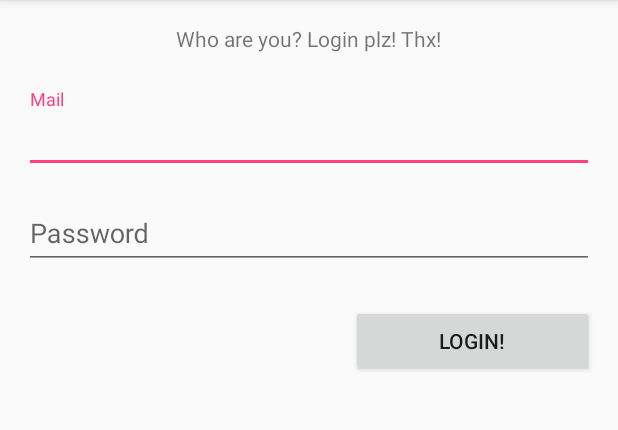
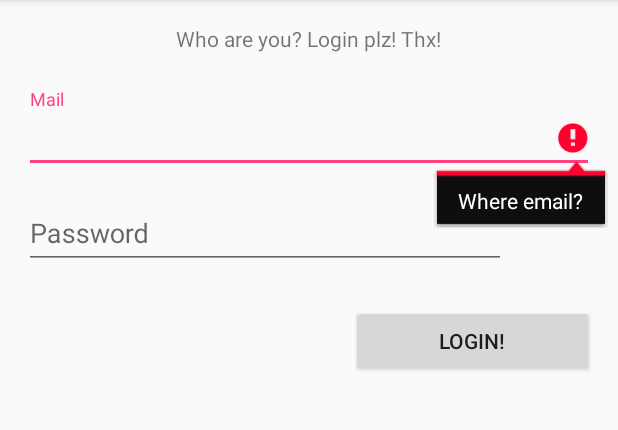
Before and after one commit to bullik01/first-auth-app, an Android app: the screen it shows after launch (MainActivity), after a tap on "LOGIN!", on a phone screen of 412 x 824 dp, the part 84-514 px from its top. Run offline under Robolectric (Android 15) with nearby library versions, the phone set to English and light mode, and no system bars; our stand-ins replace ButterKnife.

Commit message:
NEW: 1) Toasts changed to popups 2) ButterKnife using WIP: 1) Patterns.EMAIL_ADDRESS

```diff
--- a/app/build.gradle
+++ b/app/build.gradle
@@ -1,4 +1,5 @@
 apply plugin: 'com.android.application'
+apply plugin: 'android-apt'
 
 android {
     compileSdkVersion 24
@@ -27,4 +28,6 @@ dependencies {
     compile 'com.android.support:appcompat-v7:24.2.1'
     compile "com.android.support:design:24.2.1"
     testCompile 'junit:junit:4.12'
+    compile 'com.jakewharton:butterknife:8.4.0'
+    apt 'com.jakewharton:butterknife-compiler:8.4.0'
 }
--- a/app/src/main/java/com/bulo4ka/bullik01/firstauthapp/MainActivity.java
+++ b/app/src/main/java/com/bulo4ka/bullik01/firstauthapp/MainActivity.java
@@ -1,37 +1,42 @@
 package com.bulo4ka.bullik01.firstauthapp;
 
-import android.support.annotation.IdRes;
+import android.os.Bundle;
 import android.support.v7.app.AppCompatActivity;
-import android.os.Bundle;
+import android.support.v7.widget.AppCompatEditText;
 import android.text.Editable;
-import android.text.InputType;
 import android.text.TextWatcher;
 import android.view.View;
 import android.widget.Button;
-import android.widget.CheckBox;
-import android.widget.CompoundButton;
 import android.widget.EditText;
+import android.widget.LinearLayout;
 import android.widget.TextView;
 import android.widget.Toast;
 
 import java.util.regex.Matcher;
 import java.util.regex.Pattern;
 
+import butterknife.BindView;
+import butterknife.ButterKnife;
+
 public class MainActivity extends AppCompatActivity {
     private final static Pattern pattern = Pattern.compile("([\\s\\S]+)@[\\s\\S]+\\.[\\s\\S]{2,}");
 
-    EditText password, mail;
+    @BindView(R.id.textView)
     TextView hello;
+    @BindView(R.id.yourMail)
+    AppCompatEditText mail;
+    @BindView(R.id.yourPass)
+    AppCompatEditText password;
+    @BindView(R.id.button2)
     Button login;
+    @BindView(R.id.activity_main)
+    LinearLayout activityMain;
 
     @Override
     protected void onCreate(Bundle savedInstanceState) {
         super.onCreate(savedInstanceState);
         setContentView(R.layout.activity_main);
-        password = (EditText) findViewById(R.id.yourPass);
-        mail = (EditText) findViewById(R.id.yourMail);
-        hello = (TextView) findViewById(R.id.textView);
-        login = (Button) findViewById(R.id.button2);
+        ButterKnife.bind(this);
 
         login.addTextChangedListener(new TextWatcher() {
             @Override
@@ -58,13 +63,16 @@ public class MainActivity extends AppCompatActivity {
         login.setOnClickListener(new View.OnClickListener() {
             @Override
             public void onClick(View v) {
-
-                if(!pattern.matcher(mail.getText().toString()).find()){
-                    Toast.makeText(MainActivity.this, R.string.badmail, Toast.LENGTH_SHORT).show();
+                if (mail.getText().length() < 1) {
+                    mail.setError(getString(R.string.nomail));
                     return;
                 }
-                if(password.getText().length()<6){
-                    Toast.makeText(MainActivity.this, R.string.badpass, Toast.LENGTH_SHORT).show();
+                if (!pattern.matcher(mail.getText().toString()).find()) {
+                    mail.setError(getString(R.string.badmail));
+                    return;
+                }
+                if (password.getText().length() < 6) {
+                    password.setError(getString(R.string.badpass));
                     return;
                 }
 
@@ -72,7 +80,8 @@ public class MainActivity extends AppCompatActivity {
             }
         });
     }
-    private void doLogin(){
+
+    private void doLogin() {
 
     }
 }
--- a/app/src/main/res/layout/activity_main.xml
+++ b/app/src/main/res/layout/activity_main.xml
@@ -43,7 +43,7 @@
 
         <android.support.v7.widget.AppCompatEditText
             android:id="@+id/yourPass"
-            android:layout_width="match_parent"
+            android:layout_width="321dp"
             android:layout_height="wrap_content"
             android:ems="10"
             android:hint="@string/yourPass"
@@ -51,6 +51,8 @@
             android:maxLines="1"
             android:scrollHorizontally="true" />
     </android.support.design.widget.TextInputLayout>
+
+
 
 
     <Button
--- a/app/src/main/res/values/strings.xml
+++ b/app/src/main/res/values/strings.xml
@@ -8,4 +8,6 @@
     <string name="badmail">Incorrect mail. True format: xxx@xx.xx</string>
     <string name="badpass">Short password. Needed 6 symbols or bigger</string>
     <string name="nope">Fields not full-filled</string>
+    <string name="nomail">Where email?</string>
+    <string name="nopass">Where password?</string>
 </resources>
--- a/build.gradle
+++ b/build.gradle
@@ -6,6 +6,7 @@ buildscript {
     }
     dependencies {
         classpath 'com.android.tools.build:gradle:2.2.1'
+        classpath 'com.neenbedankt.gradle.plugins:android-apt:1.8'
 
         // NOTE: Do not place your application dependencies here; they belong
         // in the individual module build.gradle files
--- a/gradle.properties
+++ b/gradle.properties
@@ -9,7 +9,7 @@
 
 # Specifies the JVM arguments used for the daemon process.
 # The setting is particularly useful for tweaking memory settings.
-org.gradle.jvmargs=-Xmx1536m
+org.gradle.jvmargs=-Xmx10536m
 
 # When configured, Gradle will run in incubating parallel mode.
 # This option should only be used with decoupled projects. More details, visit
```
Also changed, not shown: 1 other file.
